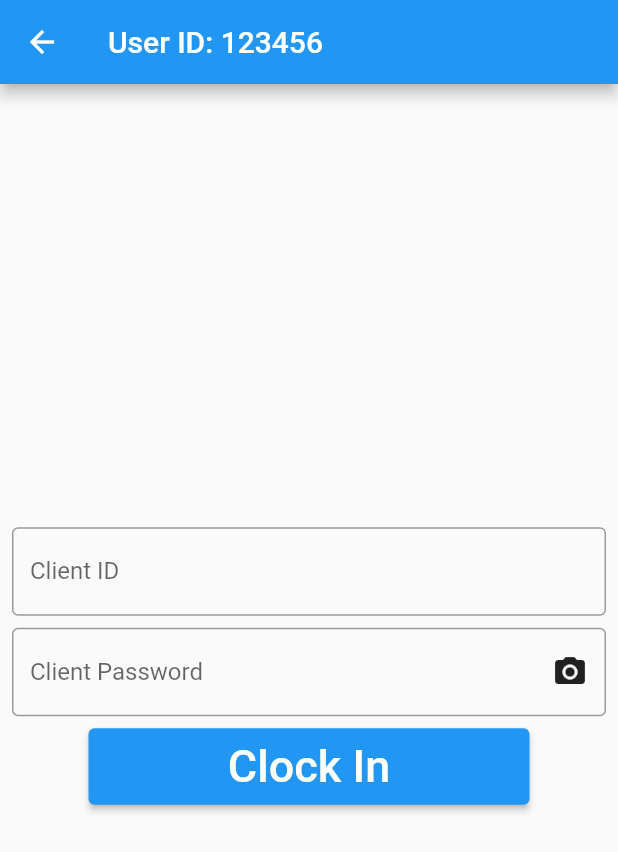
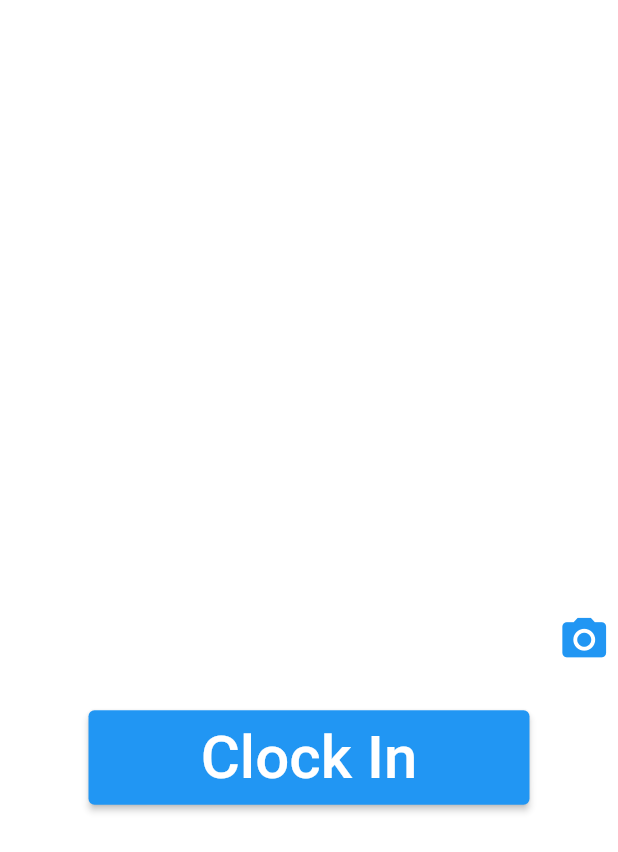
Before and after one commit to oatleals/ShepherdUI, a Flutter app: the ClockInPage screen opened by its route, on a phone screen of 412 x 824 dp. Shown: the top 852 px of the screen. Run offline on Flutter 3.47's test engine with Material 2 defaults, Android fonts, the phone set to English and light mode, and no system bars.

Commit message:
alert dialog now being used for clock in and out forms

```diff
--- a/shepherd/lib/UI/ClockInPage.dart
+++ b/shepherd/lib/UI/ClockInPage.dart
@@ -11,23 +11,25 @@ class ClockInPage extends StatefulWidget {
 class _ClockInPageState extends State<ClockInPage> {
   @override
   Widget build(BuildContext context) {
-    return Scaffold(
-      appBar: AppBar(
-        title: Text("User ID: 123456"),
-      ),
-      body: Padding(
-        padding: const EdgeInsets.all(8.0),
-        child: Column(
+    return Column(
       mainAxisAlignment: MainAxisAlignment.center,
       children: <Widget>[
         Padding(
           padding: const EdgeInsets.only(top: 8.0),
           child: TextField(
+            style: TextStyle(
+              fontSize:35,
+              color: Colors.blue
+            ),
             controller: Provider.of<GlobalState>(context).myController,
             keyboardType: TextInputType.number,
             obscureText: false,
             decoration: InputDecoration(
-                  border: OutlineInputBorder(),
+              enabledBorder: OutlineInputBorder(
+                borderSide: BorderSide(
+                  color: Colors.white,//this has no effect
+                ),
+              ),
               labelText: 'Client ID'
             ),
           ),
@@ -38,15 +40,23 @@ class _ClockInPageState extends State<ClockInPage> {
             alignment: AlignmentDirectional.centerEnd,
             children: [
               TextField(
+                style: TextStyle(
+                  fontSize:35,
+                  color: Colors.blue
+                ),
                 keyboardType: TextInputType.number,
                 obscureText: false,
                 decoration: InputDecoration(
-                      border: OutlineInputBorder(),
-                      labelText: 'Client Password'
+                  enabledBorder: OutlineInputBorder(
+                    borderSide: BorderSide(
+                      color: Colors.white,//this has no effect
+                    ),
+                  ),
+                  labelText: 'Password'
                 ),
               ),
               IconButton(
-                    icon: Icon(Icons.camera_alt),
+                icon: Icon(Icons.camera_alt, size: 35, color: Colors.blue),
                 onPressed: (){}, // OpenScanner()
               )
             ],
@@ -64,14 +74,12 @@ class _ClockInPageState extends State<ClockInPage> {
             child: Center(
               child: Center(child: Padding(
                 padding: const EdgeInsets.all(8.0),
-                    child: Text("Clock In", style: TextStyle(fontSize: 30)),
+                child: Text("Clock In", style: TextStyle(fontSize: 40)),
               ),)
             )
           )
         ),
       ],
-        ),
-      ),
     );
   }
 }
--- a/shepherd/lib/UI/ClockOutPage.dart
+++ b/shepherd/lib/UI/ClockOutPage.dart
@@ -12,9 +12,6 @@ class _ClockOutPageState extends State<ClockOutPage> {
   @override
   Widget build(BuildContext context) {
     return Scaffold(
-      appBar: AppBar(
-        title: Text("User ID: 123456"),
-      ),
       body: Padding(
         padding: const EdgeInsets.all(8.0),
         child: Column(
--- a/shepherd/lib/main.dart
+++ b/shepherd/lib/main.dart
@@ -28,6 +28,8 @@ class MyApp extends StatelessWidget {
       title: 'Shepherd EVV',
       theme: ThemeData(
         primarySwatch: Colors.blue,
+        accentColor: Colors.white,
+        hintColor: Colors.white
       ),
       home: HomePage(),
     );
--- a/shepherd/pubspec.yaml
+++ b/shepherd/pubspec.yaml
@@ -30,6 +30,8 @@ dependencies:
   cupertino_icons: ^1.0.2
 
   provider: ^4.3.3
+
+  awesome_dialog:
 
 dev_dependencies:
   flutter_test:
```
Also changed, not shown: shepherd/lib/UI/HomePage.dart (+33 -1 lines), shepherd/pubspec.lock. Lines whose indentation alone changed are shown as unchanged.
